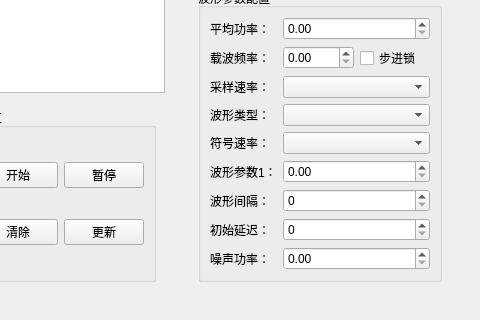
The window that src/udp_modem/udp_modem_widget.ui (noonafter/vlf) describes before a commit, drawn with Qt 5; both pictures show x 674 to 1154 and y 396 to 716 of the 1154 by 716 pixel window.
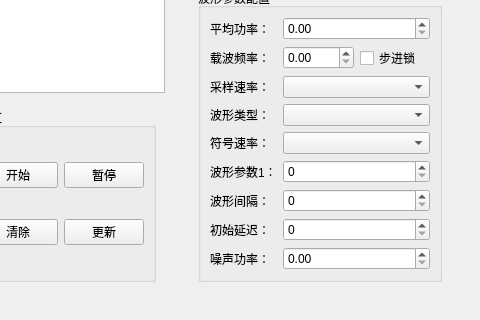
The same window after the commit. Custom widgets are drawn as their Qt base class.

Commit message: 1. lineEdit加上输入校验 2. comboBox加Item 3. 点击tableWidget的cell，触发waveConfig区更新 4. spinBox的editFinished逻辑完善 5. 槽函数命名，用slot，不用on，避开自动connect的情况 6. 加上noise power的配置，json文件，配置区，相关逻辑

Diff of the .ui file:
```diff
--- a/src/udp_modem/udp_modem_widget.ui
+++ b/src/udp_modem/udp_modem_widget.ui
@@ -326,10 +326,11 @@
                 <widget class="QComboBox" name="comboBox_4"/>
                </item>
                <item row="6" column="1" colspan="2">
-                <widget class="QSpinBox" name="spinBox"/>
-               </item>
-               <item row="5" column="1" colspan="2">
-                <widget class="QDoubleSpinBox" name="doubleSpinBox_3"/>
+                <widget class="QSpinBox" name="spinBox_waveinternal">
+                 <property name="maximum">
+                  <number>1000</number>
+                 </property>
+                </widget>
                </item>
                <item row="6" column="0">
                 <widget class="QLabel" name="label_7">
@@ -457,6 +458,16 @@
                  </property>
                 </widget>
                </item>
+               <item row="5" column="1" colspan="2">
+                <widget class="QSpinBox" name="spinBox_waveparam1">
+                 <property name="minimum">
+                  <number>0</number>
+                 </property>
+                 <property name="maximum">
+                  <number>65536</number>
+                 </property>
+                </widget>
+               </item>
               </layout>
              </widget>
             </item>
```
Left out of the diff: 24 changed lines with no effect on the pictures. The commit also changes 2 other files.
